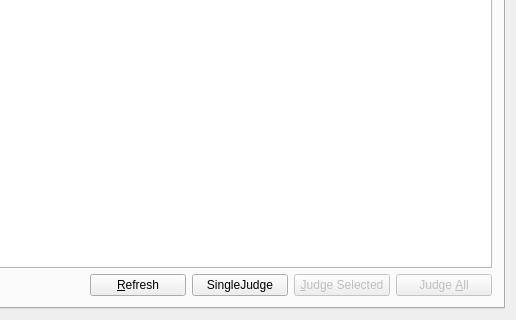
The window that forms_unix/lemon.ui (Project-LemonLime/Project_LemonLime) describes before a commit, drawn with Qt 5; both pictures show x 209 to 725 and y 190 to 510 of the 725 by 510 pixel window.
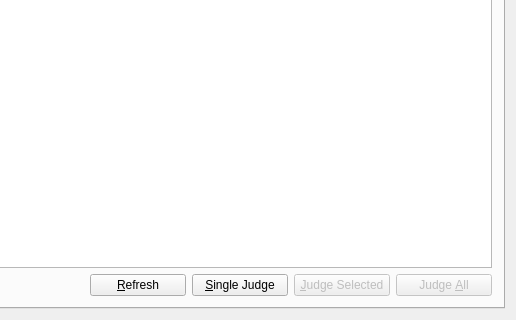
The same window after the commit. The open tabs and pages were chosen to show the change. Icons and pictures are not drawn. Custom widgets are drawn as their Qt base class.

Patch:
```diff
--- a/forms_unix/lemon.ui
+++ b/forms_unix/lemon.ui
@@ -254,7 +254,7 @@
              </size>
             </property>
             <property name="text">
-             <string>SingleJudge</string>
+             <string>&amp;Single Judge</string>
             </property>
            </widget>
           </item>
```
Left out of the diff: 24 changed lines with no effect on the pictures.
